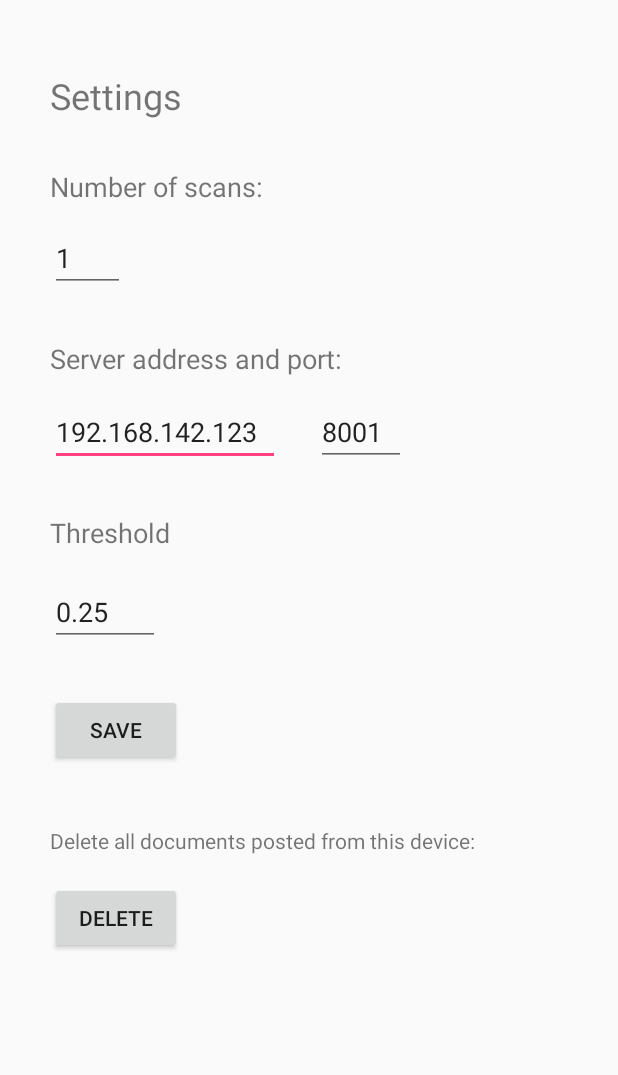
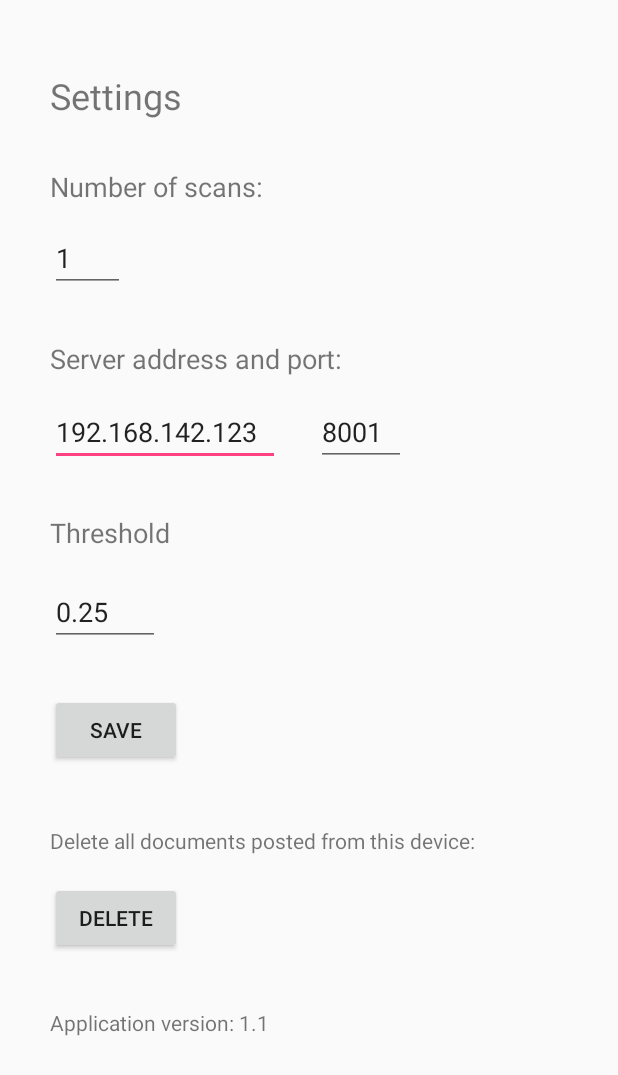
Before and after one commit to documenteinaer/ad-app, an Android app: the SettingsActivity screen opened directly, with no data from a screen before it, on a phone screen of 412 x 824 dp. Shown: the top 1075 px of the screen. Run offline under Robolectric (Android 15) with nearby library versions, the phone set to English and light mode, and no system bars.

Commit message:
Added application version to settings -> the version must be updated in build.gradle every time.

```diff
--- a/app/build.gradle
+++ b/app/build.gradle
@@ -7,7 +7,7 @@ android {
         minSdkVersion 23
         targetSdkVersion 30
         versionCode 1
-        versionName "1.0"
+        versionName "1.1"
         testInstrumentationRunner "android.support.test.runner.AndroidJUnitRunner"
         multiDexEnabled true
     }
--- a/app/src/main/java/upb/airdocs/SettingsActivity.java
+++ b/app/src/main/java/upb/airdocs/SettingsActivity.java
@@ -6,6 +6,8 @@ import android.content.Context;
 import android.content.Intent;
 import android.content.ServiceConnection;
 import android.content.SharedPreferences;
+import android.content.pm.PackageInfo;
+import android.content.pm.PackageManager;
 import android.os.Bundle;
 import android.os.IBinder;
 import android.os.Message;
@@ -15,6 +17,7 @@ import android.util.Log;
 import android.view.View;
 import android.widget.Button;
 import android.widget.EditText;
+import android.widget.TextView;
 
 public class SettingsActivity extends Activity {
     private static final String LOG_TAG = "SettingsActivity";
@@ -46,6 +49,9 @@ public class SettingsActivity extends Activity {
             }
         });
 
+        final TextView versionText = (TextView) findViewById(R.id.user_version_name);
+        String versionTextString = "Application version: "+ BuildConfig.VERSION_NAME;
+        versionText.setText(versionTextString);
     }
 
     @Override
--- a/app/src/main/java/upb/airdocs/TestingSettingsActivity.java
+++ b/app/src/main/java/upb/airdocs/TestingSettingsActivity.java
@@ -10,6 +10,7 @@ import android.widget.Button;
 import android.widget.CompoundButton;
 import android.widget.EditText;
 import android.widget.Switch;
+import android.widget.TextView;
 
 public class TestingSettingsActivity extends Activity {
 
@@ -29,6 +30,10 @@ public class TestingSettingsActivity extends Activity {
                 finish();
             }
         });
+
+        final TextView versionText = (TextView) findViewById(R.id.testing_version_name);
+        String versionTextString = "Application version: "+ BuildConfig.VERSION_NAME;
+        versionText.setText(versionTextString);
 
     }
 private void saveFields(){
--- a/app/src/main/res/layout/activity_user_settings.xml
+++ b/app/src/main/res/layout/activity_user_settings.xml
@@ -131,4 +131,15 @@
         app:layout_constraintStart_toStartOf="@+id/save_settings"
         app:layout_constraintTop_toBottomOf="@+id/save_settings" />
 
+    <TextView
+        android:id="@+id/user_version_name"
+        android:layout_width="wrap_content"
+        android:layout_height="wrap_content"
+        android:layout_marginTop="36dp"
+        android:text="Application version:"
+        app:layout_constraintEnd_toEndOf="parent"
+        app:layout_constraintHorizontal_bias="0.0"
+        app:layout_constraintStart_toStartOf="@+id/delete_all_documents"
+        app:layout_constraintTop_toBottomOf="@+id/delete_all_documents" />
+
 </androidx.constraintlayout.widget.ConstraintLayout>
```
Also changed, not shown: app/src/main/res/layout/activity_testing_settings.xml (+11 -0 lines).
